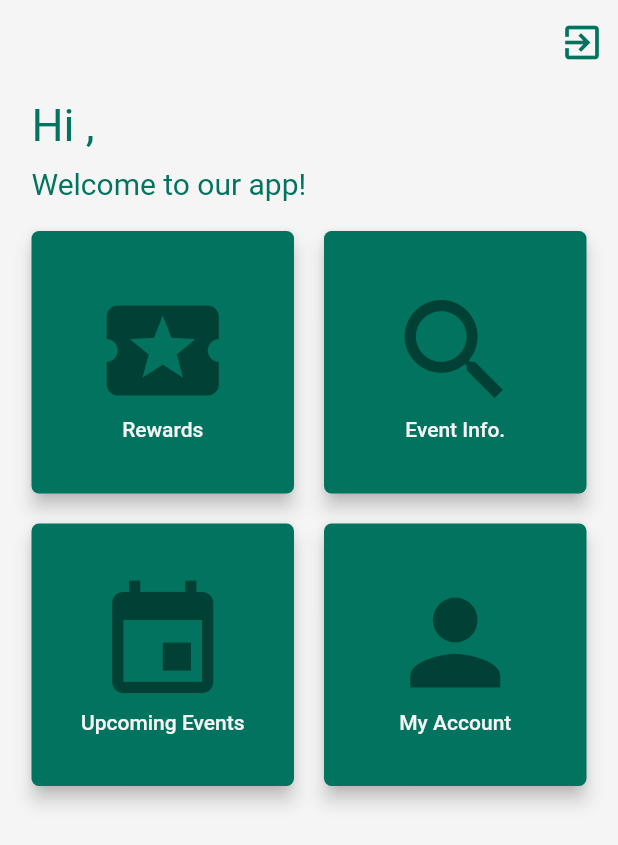
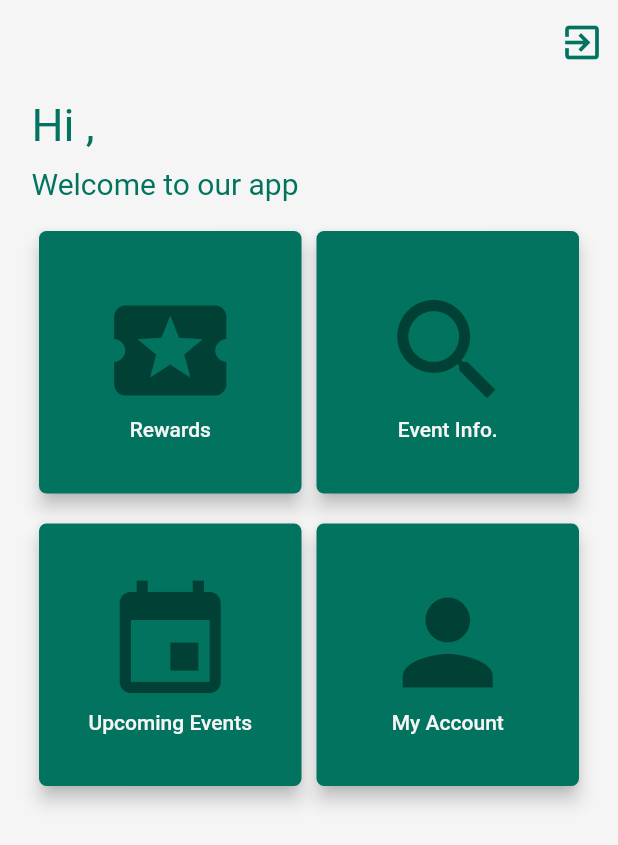
Before and after one commit to AlbySa/imb_beacon, a Flutter app: the Home screen opened directly with empty values, on a phone screen of 412 x 824 dp. Shown: the top 845 px of the screen. Run offline on Flutter 3.47's test engine with Material 2 defaults, Android fonts, the phone set to English and light mode, and no system bars; our stand-ins replace cloud_firestore, firebase_auth, flutter_blue, flutter_local_notifications, modal_progress_hud, qr_flutter and 1 more; missing offline and left inert: firebase_storage_image; accounts and stored records are empty.

Commit message:
final
Signed-off-by: Adam May <amay2342@gmail.com>

```diff
--- a/lib/home.dart
+++ b/lib/home.dart
@@ -37,7 +37,7 @@ class HomeState extends State<Home> {
 
   String id;
   String event;
-  String title = "Welcome to our app!";
+
 
   //Building the page content
   @override
@@ -93,6 +93,8 @@ class HomeState extends State<Home> {
             child: _returnTitleStream(),
           ),
           Center(
+            child: Padding(
+              padding: const EdgeInsets.symmetric(horizontal: 8.0),
               child: Column(
                   mainAxisAlignment: MainAxisAlignment.center,
                   children: <Widget>[
@@ -103,7 +105,7 @@ class HomeState extends State<Home> {
                           children: <Widget>[
                             Flexible(
                               child: Padding(
-                              padding: const EdgeInsets.only(right: 10.0),
+                                padding: const EdgeInsets.only(right: 5.0),
                                 child: Material(
                                   shape: RoundedRectangleBorder(
                                       borderRadius:
@@ -138,7 +140,7 @@ class HomeState extends State<Home> {
                             ),
                             Flexible(
                               child: Padding(
-                              padding: const EdgeInsets.only(left: 10.0),
+                                padding: const EdgeInsets.only(left: 5.0),
                                 child: Material(
                                   shape: RoundedRectangleBorder(
                                       borderRadius:
@@ -180,7 +182,7 @@ class HomeState extends State<Home> {
                           children: <Widget>[
                             Flexible(
                               child: Padding(
-                              padding: const EdgeInsets.only(right: 10.0),
+                                padding: const EdgeInsets.only(right: 5.0),
                                 child: Material(
                                   shape: RoundedRectangleBorder(
                                       borderRadius:
@@ -216,7 +218,7 @@ class HomeState extends State<Home> {
                             ),
                             Flexible(
                               child: Padding(
-                              padding: const EdgeInsets.only(left: 10.0),
+                                padding: const EdgeInsets.only(left: 5.0),
                                 child: Material(
                                   shape: RoundedRectangleBorder(
                                       borderRadius:
@@ -254,6 +256,7 @@ class HomeState extends State<Home> {
                           ]),
                     ),
                   ]),
+            ),
           )
         ])));
   }
@@ -308,7 +311,7 @@ class HomeState extends State<Home> {
   StreamBuilder _returnTitleStream(){
 
     return StreamBuilder(
-      initialData: "our app!",
+      initialData: _InitialTitle(),
       stream: eventNameStream,
       builder:(BuildContext context, snapshot) => _returnTitle(snapshot),
     );
@@ -318,9 +321,23 @@ class HomeState extends State<Home> {
 
     String title = "our app!";
 
-    if(!(snapshot.data == "")){
+    if(activeEvent!=null){
+      title = activeEvent.data['title'];
+    }
+
+    if(snapshot.data != ""){
       title = snapshot.data;
     }
     return Text("Welcome to $title", style: TextStyle(color: barColor, fontSize: 20.0));
   }
+
+  String _InitialTitle(){
+
+    if(activeEvent!=null){
+      return activeEvent.data['title'];
     }
+
+    return "our app";
+
+  }
+}
```
Also changed, not shown: lib/main.dart (+71 -27 lines), lib/signUp.dart (+6 -4 lines). Lines whose indentation alone changed are shown as unchanged.
